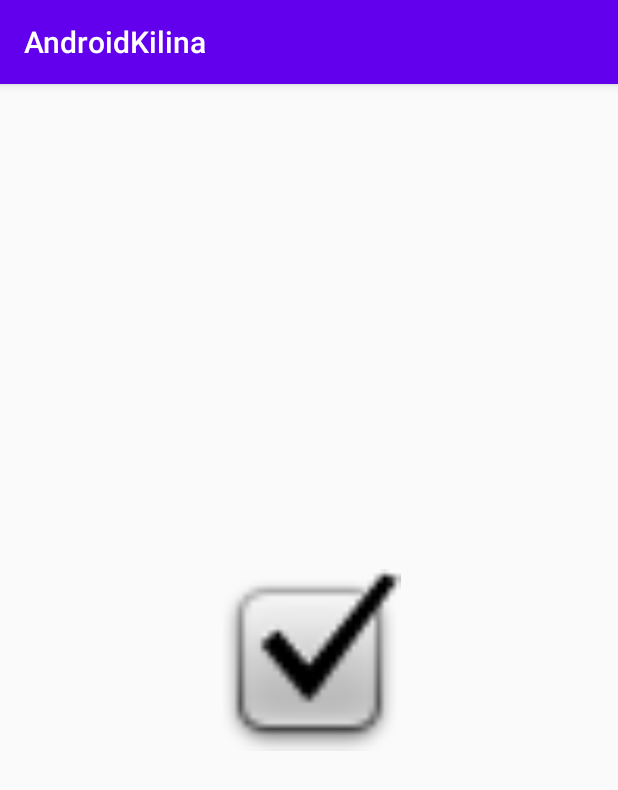
After one commit to TinAngelvall/Homework-1.2, an Android app: the SplashScreenActivity screen opened directly, with no data from a screen before it, on a phone screen of 412 x 824 dp. The commit adds this screen. Shown: the top 790 px of the screen. Run offline under Robolectric (Android 15) with nearby library versions, the phone set to English and light mode, and no system bars.

Commit message:
add new icon and ImageView

```diff
--- /dev/null
+++ b/app/src/main/java/com/example/androidkilina/SplashScreenActivity.java
@@ -0,0 +1,14 @@
+package com.example.androidkilina;
+
+import androidx.appcompat.app.AppCompatActivity;
+
+import android.os.Bundle;
+
+public class SplashScreenActivity extends AppCompatActivity {
+
+    @Override
+    protected void onCreate(Bundle savedInstanceState) {
+        super.onCreate(savedInstanceState);
+        setContentView(R.layout.activity_splash_screen);
+    }
+}
--- /dev/null
+++ b/app/src/main/res/layout/activity_splash_screen.xml
@@ -0,0 +1,18 @@
+<?xml version="1.0" encoding="utf-8"?>
+<androidx.constraintlayout.widget.ConstraintLayout xmlns:android="http://schemas.android.com/apk/res/android"
+    xmlns:app="http://schemas.android.com/apk/res-auto"
+    xmlns:tools="http://schemas.android.com/tools"
+    android:layout_width="match_parent"
+    android:layout_height="match_parent"
+    tools:context=".SplashScreenActivity">
+
+    <ImageView
+        android:id="@+id/imageView"
+        android:layout_width="131dp"
+        android:layout_height="121dp"
+        app:layout_constraintBottom_toBottomOf="parent"
+        app:layout_constraintEnd_toEndOf="parent"
+        app:layout_constraintStart_toStartOf="parent"
+        app:layout_constraintTop_toTopOf="parent"
+        app:srcCompat="@android:drawable/checkbox_on_background" />
+</androidx.constraintlayout.widget.ConstraintLayout>
--- /dev/null
+++ b/app/src/main/res/mipmap-anydpi-v26/ic_launcher_new.xml
@@ -0,0 +1,5 @@
+<?xml version="1.0" encoding="utf-8"?>
+<adaptive-icon xmlns:android="http://schemas.android.com/apk/res/android">
+    <background android:drawable="@color/ic_launcher_new_background"/>
+    <foreground android:drawable="@drawable/ic_launcher_new_foreground"/>
+</adaptive-icon>
--- /dev/null
+++ b/app/src/main/res/mipmap-anydpi-v26/ic_launcher_new_round.xml
@@ -0,0 +1,5 @@
+<?xml version="1.0" encoding="utf-8"?>
+<adaptive-icon xmlns:android="http://schemas.android.com/apk/res/android">
+    <background android:drawable="@color/ic_launcher_new_background"/>
+    <foreground android:drawable="@drawable/ic_launcher_new_foreground"/>
+</adaptive-icon>
--- a/app/src/main/res/values/colors.xml
+++ b/app/src/main/res/values/colors.xml
@@ -3,4 +3,5 @@
     <color name="colorPrimary">#6200EE</color>
     <color name="colorPrimaryDark">#3700B3</color>
     <color name="colorAccent">#03DAC5</color>
+    <color name="ic_launcher_new_background">#DCD413</color>
 </resources>
--- /dev/null
+++ b/app/src/main/res/values/ic_launcher_new_background.xml
@@ -0,0 +1,4 @@
+<?xml version="1.0" encoding="utf-8"?>
+<resources>
+    <color name="ic_launcher_new_background">#DCD413</color>
+</resources>
```
Also changed, not shown: app/src/main/AndroidManifest.xml (+9 -2 lines), app/src/main/res/drawable/ic_launcher_new_foreground.xml (added, +26 -0 lines), app/src/main/ic_launcher_new-playstore.png (added), app/src/main/res/mipmap-hdpi/ic_launcher_new.png (added), app/src/main/res/mipmap-hdpi/ic_launcher_new_round.png (added), app/src/main/res/mipmap-mdpi/ic_launcher_new.png (added), app/src/main/res/mipmap-mdpi/ic_launcher_new_round.png (added), app/src/main/res/mipmap-xhdpi/ic_launcher_new.png (added), app/src/main/res/mipmap-xhdpi/ic_launcher_new_round.png (added), app/src/main/res/mipmap-xxhdpi/ic_launcher_new.png (added), app/src/main/res/mipmap-xxhdpi/ic_launcher_new_round.png (added), app/src/main/res/mipmap-xxxhdpi/ic_launcher_new.png (added), app/src/main/res/mipmap-xxxhdpi/ic_launcher_new_round.png (added).
